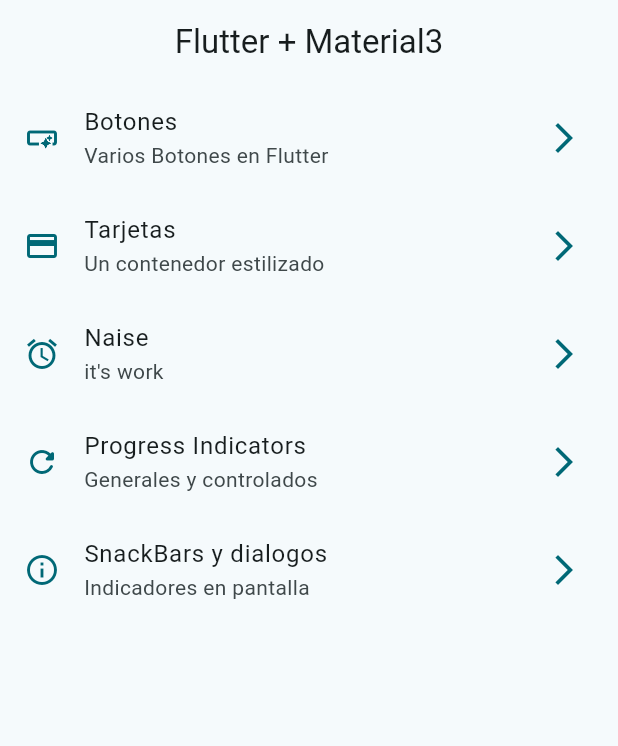
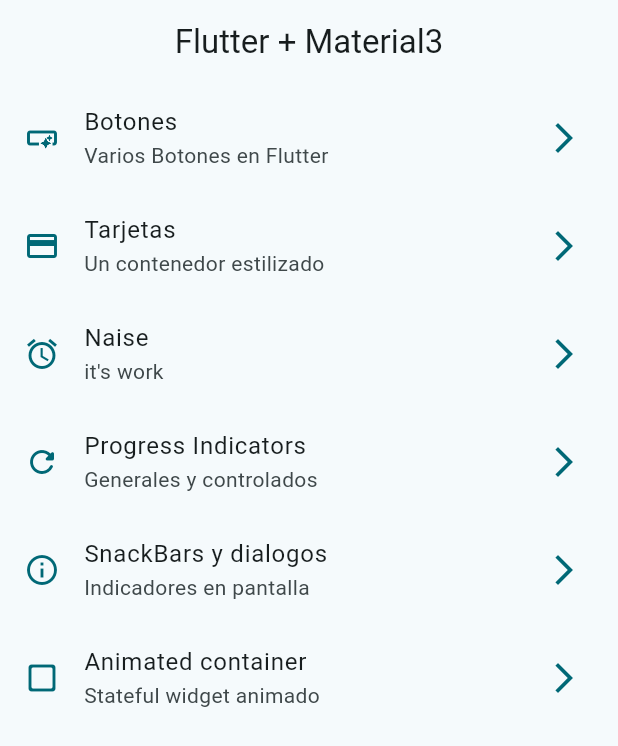
Before and after one commit to JAMM0118/widgets_app, a Flutter app: the screen it shows after launch, on a phone screen of 412 x 824 dp. Shown: the top 746 px of the screen. Run offline on Flutter 3.47's test engine with Material 2 defaults, Android fonts, the phone set to English and light mode, and no system bars; our stand-ins replace go_router.

Commit message:
animated container terminado

```diff
--- a/lib/config/menu/menu_items.dart
+++ b/lib/config/menu/menu_items.dart
@@ -52,6 +52,12 @@ const appMenuItems = <MenuItem>[
     icon: Icons.info_outline
     ),
 
+   MenuItem(
+    title: "Animated container",
+    subTitle: "Stateful widget animado",
+    link: "/animated",
+    icon: Icons.check_box_outline_blank_rounded
+    ),
 
 
 ];
--- a/lib/config/router/app_router.dart
+++ b/lib/config/router/app_router.dart
@@ -38,6 +38,11 @@ final appRouter = GoRouter(
      GoRoute(
       path: "/snackbar",
       builder: (context, state) => const SnackBarScreen(),
+    ),
+
+    GoRoute(
+      path: "/animated",
+      builder: (context, state) => const AnimatedScreen(),
     )
   ],
 );
--- a/lib/presetation/screens/infinite_scroll/infinite_scroll_screen.dart
+++ b/lib/presetation/screens/infinite_scroll/infinite_scroll_screen.dart
@@ -2,7 +2,8 @@ import 'package:flutter/material.dart';
 
 class InfiniteScrollScreen extends StatelessWidget {
 
-  static const name = "infinte_scroll_screen";
+  //static const name = "infinte_scroll_screen";
+
   const InfiniteScrollScreen({super.key});
 
   @override
--- a/lib/presetation/screens/progress/progress_screen.dart
+++ b/lib/presetation/screens/progress/progress_screen.dart
@@ -1,7 +1,8 @@
 import 'package:flutter/material.dart';
 
 class ProgressScreen extends StatelessWidget {
-  static const name = "progress_screen";
+  //static const name = "progress_screen";
+
   const ProgressScreen({super.key});
 
   @override
--- a/lib/presetation/screens/snackbar/snackbar_screen.dart
+++ b/lib/presetation/screens/snackbar/snackbar_screen.dart
@@ -3,7 +3,7 @@ import 'package:go_router/go_router.dart';
 
 class SnackBarScreen extends StatelessWidget {
 
-  static const name = "snackbar_screen";
+  //static const name = "snackbar_screen";
   const SnackBarScreen({super.key});
 
 
```
Also changed, not shown: lib/presetation/screens/animated/animated_screen.dart (+58 -3 lines).
